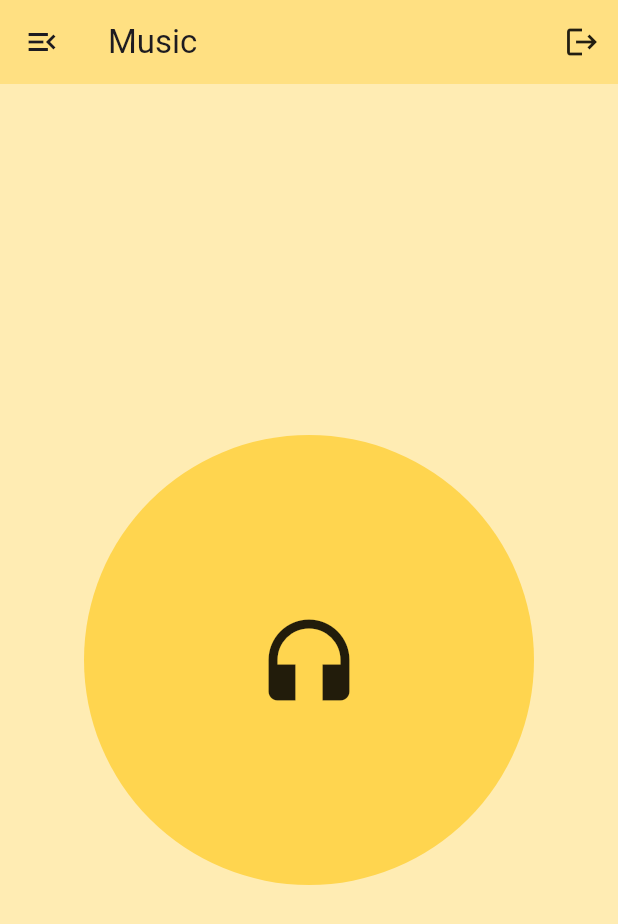
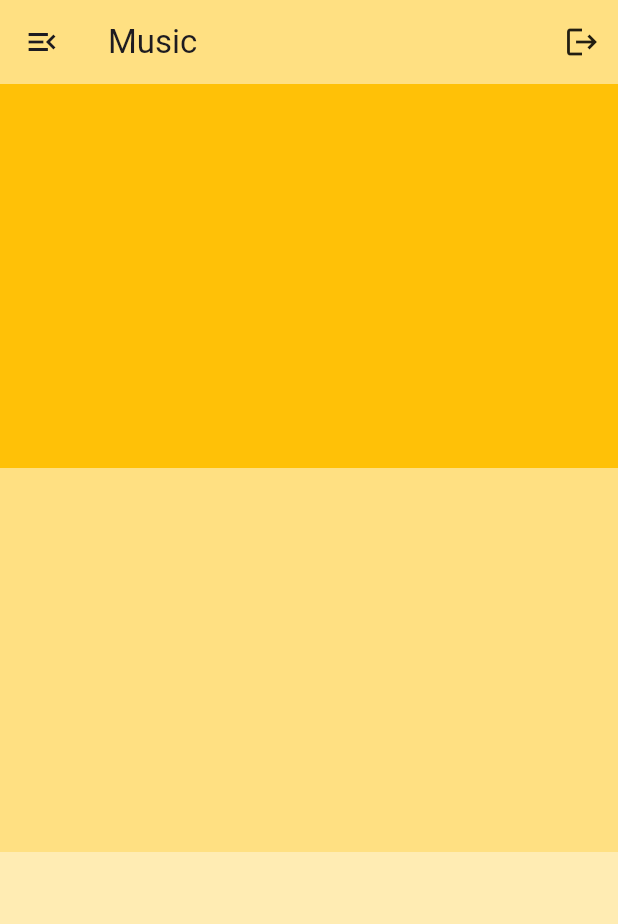
Before and after one commit to lexara-prime-ai/FLUTTER_TEMPLATES, a Flutter app: the screen it shows after launch, on a phone screen of 412 x 824 dp. Shown: the top 924 px of the screen. Run offline on Flutter 3.47's test engine with Material 3 defaults, Android fonts, the phone set to English and light mode, and no system bars.

Commit message:
Widgets: Column, Expanded.

```diff
--- a/lib/main.dart
+++ b/lib/main.dart
@@ -12,7 +12,6 @@ class App extends StatelessWidget {
     return MaterialApp(
       debugShowCheckedModeBanner: false,
       home: Scaffold(
-        backgroundColor: Colors.amber[100],
         appBar: AppBar(
           title: const Text("Music"),
           backgroundColor: Colors.amber[200],
@@ -27,19 +26,26 @@ class App extends StatelessWidget {
                 ))
           ],
         ),
-        body: Center(
-          child: Container(
-              height: 300,
-              width: 300,
-              decoration: BoxDecoration(
-                color: Colors.amber[300],
-                borderRadius: BorderRadius.circular(1000),
+        body: Column(
+          children: [
+            Expanded(
+              child: Container(
+                height: 200,
+                color: Colors.amber,
               ),
-              padding: const EdgeInsets.symmetric(vertical: 18, horizontal: 24),
-              child: const Icon(
-                Icons.headphones,
-                size: 72,
-              )),
+            ),
+            Expanded(
+              child: Container(
+                height: 200,
+                color: Colors.amber[200],
+              ),
+            ),
+            Expanded(
+              child: Container(
+                color: Colors.amber[100],
+              ),
+            ),
+          ],
         ),
       ),
     );
```
